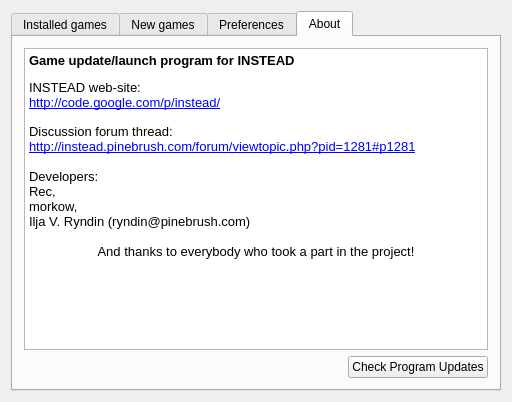
Qt form mainwindow.ui (instead-hub/instead-launcher) before a commit.
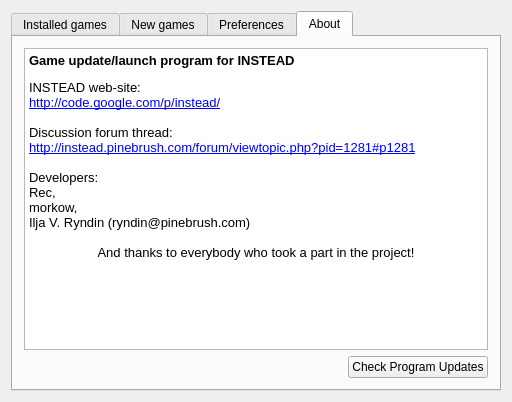
The same form after that commit. The open tabs and pages were chosen to show the change.

The edit to the form file:
```diff
--- a/mainwindow.ui
+++ b/mainwindow.ui
@@ -383,17 +383,17 @@
            <string>&lt;!DOCTYPE HTML PUBLIC &quot;-//W3C//DTD HTML 4.0//EN&quot; &quot;http://www.w3.org/TR/REC-html40/strict.dtd&quot;&gt;
 &lt;html&gt;&lt;head&gt;&lt;meta name=&quot;qrichtext&quot; content=&quot;1&quot; /&gt;&lt;style type=&quot;text/css&quot;&gt;
 p, li { white-space: pre-wrap; }
-&lt;/style&gt;&lt;/head&gt;&lt;body style=&quot; font-family:'Sans Serif'; font-size:9pt; font-weight:400; font-style:normal;&quot;&gt;
-&lt;p style=&quot; margin-top:14px; margin-bottom:12px; margin-left:0px; margin-right:0px; -qt-block-indent:0; text-indent:0px;&quot;&gt;&lt;span style=&quot; font-size:10pt; font-weight:600;&quot;&gt;Game update/launch program for INSTEAD&lt;/span&gt;&lt;/p&gt;
-&lt;p style=&quot; margin-top:0px; margin-bottom:0px; margin-left:0px; margin-right:0px; -qt-block-indent:0; text-indent:0px;&quot;&gt;&lt;span style=&quot; font-size:10pt;&quot;&gt;INSTEAD web-site:&lt;br /&gt;&lt;/span&gt;&lt;a href=&quot;http://code.google.com/p/instead/&quot;&gt;&lt;span style=&quot; font-size:10pt; text-decoration: underline; color:#0000ff;&quot;&gt;http://code.google.com/p/instead/&lt;/span&gt;&lt;/a&gt;&lt;span style=&quot; font-size:10pt;&quot;&gt;&lt;br /&gt;&lt;/span&gt;&lt;/p&gt;
-&lt;p style=&quot; margin-top:0px; margin-bottom:0px; margin-left:0px; margin-right:0px; -qt-block-indent:0; text-indent:0px;&quot;&gt;&lt;span style=&quot; font-size:10pt;&quot;&gt;Discussion forum thread:&lt;br /&gt;&lt;/span&gt;&lt;a href=&quot;http://instead.pinebrush.com/forum/viewtopic.php?pid=1281#p1281&quot;&gt;&lt;span style=&quot; font-size:10pt; text-decoration: underline; color:#0000ff;&quot;&gt;http://instead.pinebrush.com/forum/viewtopic.php?pid=1281#p1281&lt;/span&gt;&lt;/a&gt;&lt;span style=&quot; font-size:10pt;&quot;&gt; &lt;/span&gt;&lt;/p&gt;
-&lt;p style=&quot;-qt-paragraph-type:empty; margin-top:0px; margin-bottom:0px; margin-left:0px; margin-right:0px; -qt-block-indent:0; text-indent:0px; font-size:10pt;&quot;&gt;&lt;/p&gt;
-&lt;p style=&quot; margin-top:0px; margin-bottom:0px; margin-left:0px; margin-right:0px; -qt-block-indent:0; text-indent:0px;&quot;&gt;&lt;span style=&quot; font-size:10pt;&quot;&gt;Developers:&lt;/span&gt;&lt;/p&gt;
-&lt;p style=&quot; margin-top:0px; margin-bottom:0px; margin-left:0px; margin-right:0px; -qt-block-indent:0; text-indent:0px;&quot;&gt;&lt;span style=&quot; font-size:10pt;&quot;&gt;Rec, &lt;/span&gt;&lt;/p&gt;
-&lt;p style=&quot; margin-top:0px; margin-bottom:0px; margin-left:0px; margin-right:0px; -qt-block-indent:0; text-indent:0px;&quot;&gt;&lt;span style=&quot; font-size:10pt;&quot;&gt;morkow, &lt;/span&gt;&lt;/p&gt;
-&lt;p style=&quot; margin-top:0px; margin-bottom:0px; margin-left:0px; margin-right:0px; -qt-block-indent:0; text-indent:0px;&quot;&gt;&lt;span style=&quot; font-size:10pt;&quot;&gt;Ilja V. Ryndin (ryndin@pinebrush.com)&lt;/span&gt;&lt;/p&gt;
-&lt;p style=&quot;-qt-paragraph-type:empty; margin-top:0px; margin-bottom:0px; margin-left:0px; margin-right:0px; -qt-block-indent:0; text-indent:0px; font-size:10pt;&quot;&gt;&lt;/p&gt;
-&lt;p align=&quot;center&quot; style=&quot; margin-top:0px; margin-bottom:0px; margin-left:0px; margin-right:0px; -qt-block-indent:0; text-indent:0px;&quot;&gt;&lt;span style=&quot; font-size:10pt;&quot;&gt;And thanks to everybody who took a part in the project!&lt;/span&gt;&lt;/p&gt;&lt;/body&gt;&lt;/html&gt;</string>
+&lt;/style&gt;&lt;/head&gt;&lt;body style=&quot; font-family:'Sans'; font-size:10pt; font-weight:400; font-style:normal;&quot;&gt;
+&lt;p style=&quot; margin-top:14px; margin-bottom:12px; margin-left:0px; margin-right:0px; -qt-block-indent:0; text-indent:0px;&quot;&gt;&lt;span style=&quot; font-family:'Sans Serif'; font-weight:600;&quot;&gt;Game update/launch program for INSTEAD&lt;/span&gt;&lt;/p&gt;
+&lt;p style=&quot; margin-top:0px; margin-bottom:0px; margin-left:0px; margin-right:0px; -qt-block-indent:0; text-indent:0px;&quot;&gt;&lt;span style=&quot; font-family:'Sans Serif';&quot;&gt;INSTEAD web-site:&lt;br /&gt;&lt;/span&gt;&lt;a href=&quot;http://code.google.com/p/instead/&quot;&gt;&lt;span style=&quot; font-family:'Sans Serif'; text-decoration: underline; color:#0000ff;&quot;&gt;http://code.google.com/p/instead/&lt;/span&gt;&lt;/a&gt;&lt;span style=&quot; font-family:'Sans Serif';&quot;&gt;&lt;br /&gt;&lt;/span&gt;&lt;/p&gt;
+&lt;p style=&quot; margin-top:0px; margin-bottom:0px; margin-left:0px; margin-right:0px; -qt-block-indent:0; text-indent:0px;&quot;&gt;&lt;span style=&quot; font-family:'Sans Serif';&quot;&gt;Discussion forum thread:&lt;br /&gt;&lt;/span&gt;&lt;a href=&quot;http://instead.pinebrush.com/forum/viewtopic.php?pid=1281#p1281&quot;&gt;&lt;span style=&quot; font-family:'Sans Serif'; text-decoration: underline; color:#0000ff;&quot;&gt;http://instead.pinebrush.com/forum/viewtopic.php?pid=1281#p1281&lt;/span&gt;&lt;/a&gt;&lt;span style=&quot; font-family:'Sans Serif';&quot;&gt; &lt;/span&gt;&lt;/p&gt;
+&lt;p style=&quot;-qt-paragraph-type:empty; margin-top:0px; margin-bottom:0px; margin-left:0px; margin-right:0px; -qt-block-indent:0; text-indent:0px; font-family:'Sans Serif';&quot;&gt;&lt;/p&gt;
+&lt;p style=&quot; margin-top:0px; margin-bottom:0px; margin-left:0px; margin-right:0px; -qt-block-indent:0; text-indent:0px;&quot;&gt;&lt;span style=&quot; font-family:'Sans Serif';&quot;&gt;Developers:&lt;/span&gt;&lt;/p&gt;
+&lt;p style=&quot; margin-top:0px; margin-bottom:0px; margin-left:0px; margin-right:0px; -qt-block-indent:0; text-indent:0px;&quot;&gt;&lt;span style=&quot; font-family:'Sans Serif';&quot;&gt;Rec, &lt;/span&gt;&lt;/p&gt;
+&lt;p style=&quot; margin-top:0px; margin-bottom:0px; margin-left:0px; margin-right:0px; -qt-block-indent:0; text-indent:0px;&quot;&gt;&lt;span style=&quot; font-family:'Sans Serif';&quot;&gt;morkow, &lt;/span&gt;&lt;/p&gt;
+&lt;p style=&quot; margin-top:0px; margin-bottom:0px; margin-left:0px; margin-right:0px; -qt-block-indent:0; text-indent:0px;&quot;&gt;&lt;span style=&quot; font-family:'Sans Serif';&quot;&gt;Ilja V. Ryndin (ryndin@pinebrush.com)&lt;/span&gt;&lt;/p&gt;
+&lt;p style=&quot;-qt-paragraph-type:empty; margin-top:0px; margin-bottom:0px; margin-left:0px; margin-right:0px; -qt-block-indent:0; text-indent:0px; font-family:'Sans Serif';&quot;&gt;&lt;/p&gt;
+&lt;p align=&quot;center&quot; style=&quot; margin-top:0px; margin-bottom:0px; margin-left:0px; margin-right:0px; -qt-block-indent:0; text-indent:0px;&quot;&gt;&lt;span style=&quot; font-family:'Sans Serif';&quot;&gt;And thanks to everybody who took a part in the project!&lt;/span&gt;&lt;/p&gt;&lt;/body&gt;&lt;/html&gt;</string>
           </property>
           <property name="openExternalLinks">
            <bool>true</bool>
```
Left out of the diff: 11 changed lines with no effect on the pictures.
